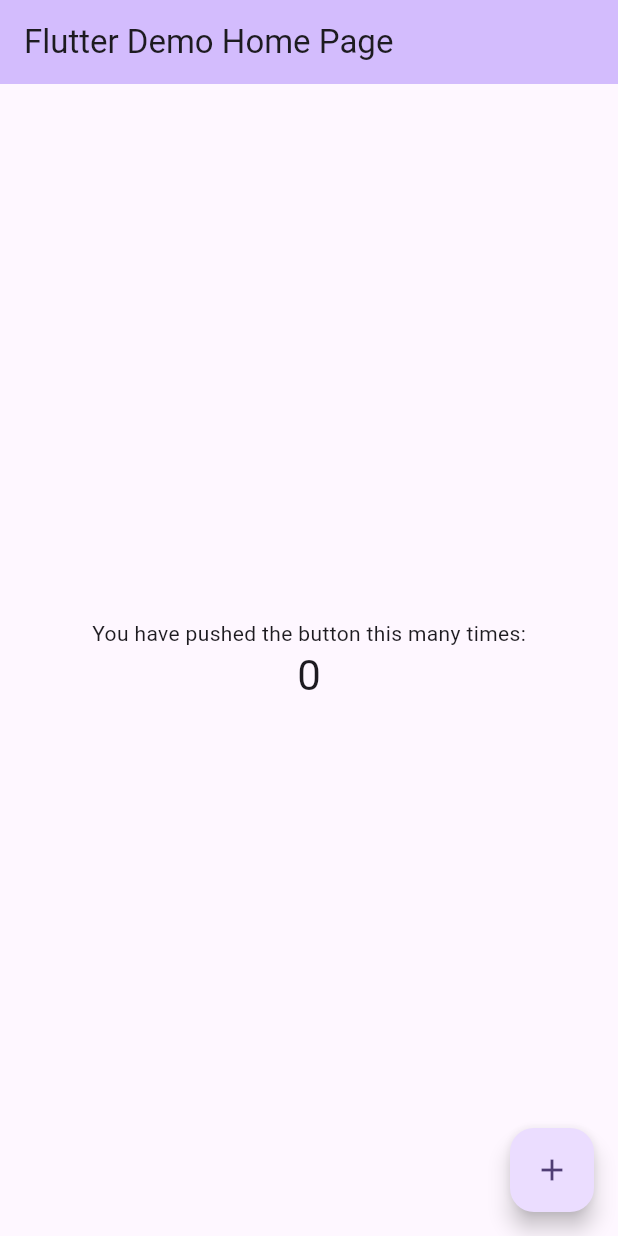
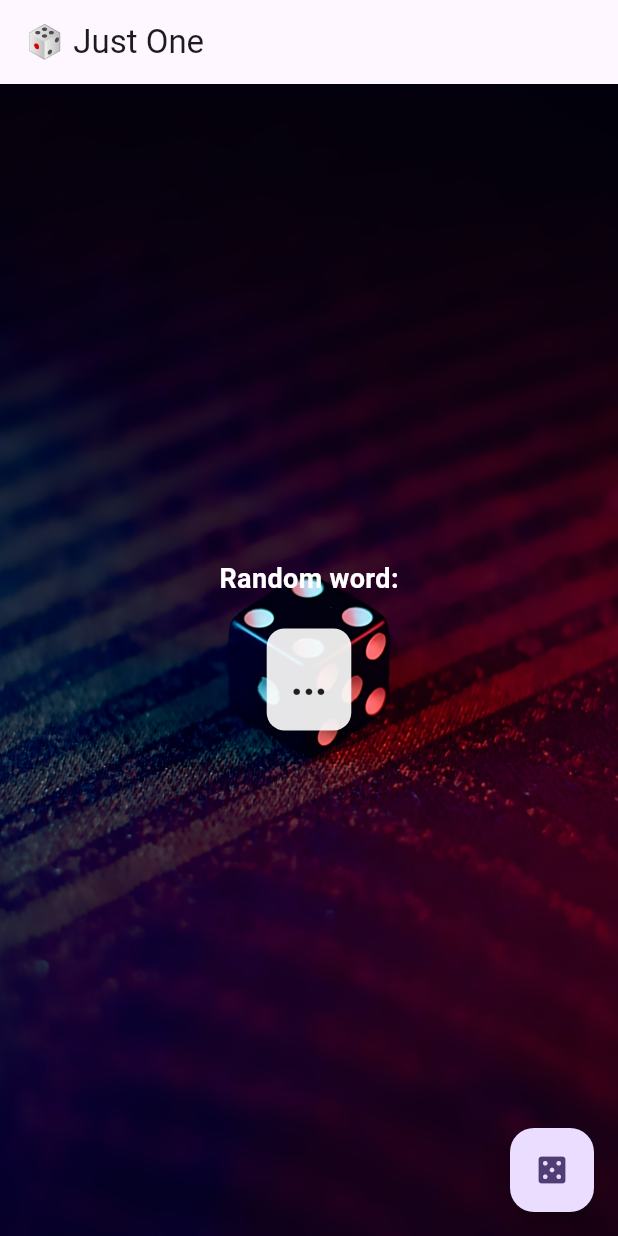
Before and after one commit to davidaparicio/just_one, a Flutter app: the screen it shows after launch, on a phone screen of 412 x 824 dp. Run offline on Flutter 3.47's test engine with Material 3 defaults, Android fonts, the phone set to English and light mode, and no system bars.

Commit message:
✨ feat: v0.0.1

```diff
--- a/lib/main.dart
+++ b/lib/main.dart
@@ -1,4 +1,7 @@
+import 'dart:math' as math;
+
 import 'package:flutter/material.dart';
+import 'package:flutter/services.dart';
 
 void main() {
   runApp(const MyApp());
@@ -11,7 +14,7 @@ class MyApp extends StatelessWidget {
   @override
   Widget build(BuildContext context) {
     return MaterialApp(
-      title: 'Flutter Demo',
+      title: 'Just One',
       theme: ThemeData(
         // This is the theme of your application.
         //
@@ -30,7 +33,7 @@ class MyApp extends StatelessWidget {
         // tested with just a hot reload.
         colorScheme: ColorScheme.fromSeed(seedColor: Colors.deepPurple),
       ),
-      home: const MyHomePage(title: 'Flutter Demo Home Page'),
+      home: const MyHomePage(title: '🎲 Just One'),
     );
   }
 }
@@ -54,8 +57,11 @@ class MyHomePage extends StatefulWidget {
 }
 
 class _MyHomePageState extends State<MyHomePage> {
-  int _counter = 0;
-
+  math.Random random = math.Random();
+  String _pickWord = "";
+  bool initFile = false;
+  List<String> arr = <String>[];
+  /*int _counter = 0;
   void _incrementCounter() {
     setState(() {
       // This call to setState tells the Flutter framework that something has
@@ -64,7 +70,39 @@ class _MyHomePageState extends State<MyHomePage> {
       // _counter without calling setState(), then the build method would not be
       // called again, and so nothing would appear to happen.
       _counter++;
-    });
+    });*/
+
+  void _newRandom() {
+      if (initFile == true) {
+        setState(() {
+          _pickWord = arr[random.nextInt(550)];
+        });
+      } else {
+        setState(() {
+          _pickWord = "Error _newRandom()";
+        });
+      }
+  }
+
+  Future<void> readFileAsync() async {
+    String fileText = await rootBundle.loadString('assets/french.txt');
+    arr = fileText.split('\n');
+  }
+
+  @override
+  void initState() {
+    super.initState();
+    _initializeFile();
+  }
+
+  void _initializeFile() async {
+    if (!initFile) {
+      await readFileAsync();
+      setState(() {
+        _pickWord = "...";
+        initFile = true;
+      });
+    }
   }
 
   @override
@@ -80,15 +118,23 @@ class _MyHomePageState extends State<MyHomePage> {
         // TRY THIS: Try changing the color here to a specific color (to
         // Colors.amber, perhaps?) and trigger a hot reload to see the AppBar
         // change color while the other colors stay the same.
-        backgroundColor: Theme.of(context).colorScheme.inversePrimary,
+        //backgroundColor: Theme.of(context).colorScheme.inversePrimary,
         // Here we take the value from the MyHomePage object that was created by
         // the App.build method, and use it to set our appbar title.
         title: Text(widget.title),
       ),
-      body: Center(
-        // Center is a layout widget. It takes a single child and positions it
-        // in the middle of the parent.
-        child: Column(
+      body: Container(
+        decoration: BoxDecoration(
+          image: DecorationImage(
+            image: AssetImage("assets/images/background.jpg"),
+            fit: BoxFit.cover,
+          ),
+        ),
+
+        child: Center(
+          // Center is a layout widget. It takes a single child and positions it
+          // in the middle of the parent.
+          child: Column(
           // Column is also a layout widget. It takes a list of children and
           // arranges them vertically. By default, it sizes itself to fit its
           // children horizontally, and tries to be as tall as its parent.
@@ -104,18 +150,45 @@ class _MyHomePageState extends State<MyHomePage> {
           // wireframe for each widget.
           mainAxisAlignment: MainAxisAlignment.center,
           children: <Widget>[
-            const Text('You have pushed the button this many times:'),
-            Text(
-              '$_counter',
-              style: Theme.of(context).textTheme.headlineMedium,
+            const Text(
+              'Random word:',
+              style: TextStyle(
+                color: Colors.white,
+                fontSize: 18,
+                fontWeight: FontWeight.bold,
+              ),
+            ),
+            Container(
+              padding: const EdgeInsets.all(16),
+              margin: const EdgeInsets.all(20),
+              decoration: BoxDecoration(
+                color: Colors.white.withOpacity(0.9),
+                borderRadius: BorderRadius.circular(12),
+                boxShadow: [
+                  BoxShadow(
+                    color: Colors.black.withOpacity(0.3),
+                    blurRadius: 8,
+                    offset: const Offset(0, 4),
+                  ),
+                ],
+              ),
+              child: Text(
+                _pickWord,
+                style: Theme.of(context).textTheme.headlineMedium?.copyWith(
+                  color: Colors.black87,
+                  fontWeight: FontWeight.bold,
+                ),
+                textAlign: TextAlign.center,
+              ),
             ),
           ],
+          ),
         ),
       ),
       floatingActionButton: FloatingActionButton(
-        onPressed: _incrementCounter,
-        tooltip: 'Increment',
-        child: const Icon(Icons.add),
+        onPressed: _newRandom,
+        tooltip: 'New Random Word',
+        child: const Icon(Icons.casino),
       ), // This trailing comma makes auto-formatting nicer for build methods.
     );
   }
```
Also changed, not shown: pubspec.yaml (+4 -3 lines).
